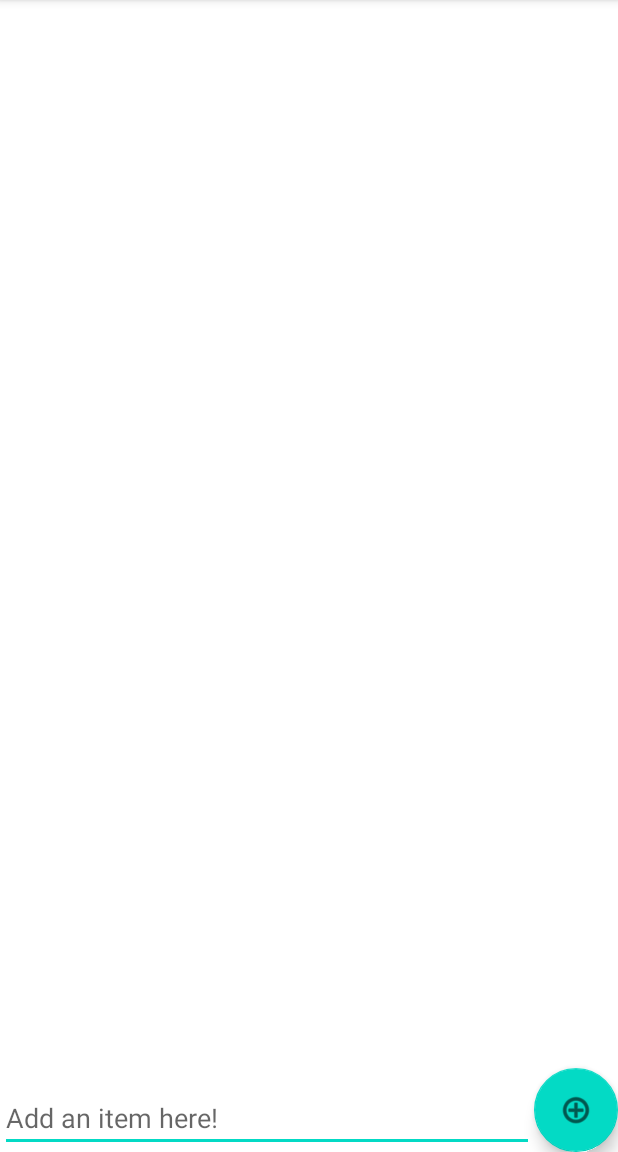
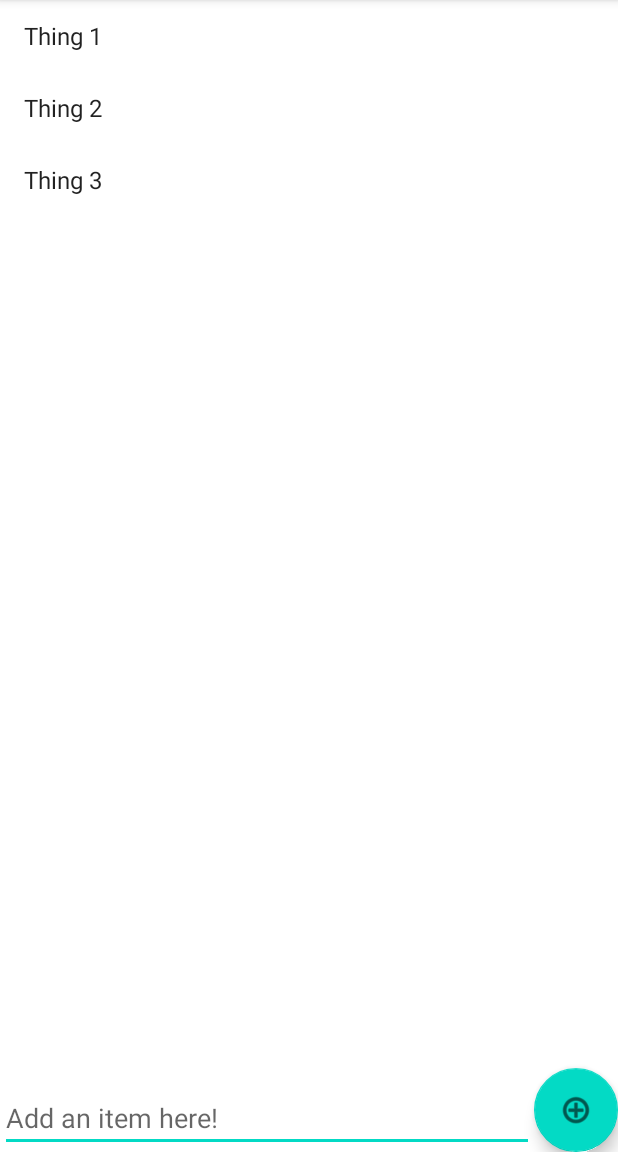
Before and after one commit to pablo-blancoc/ToDoApp, an Android app: the screen it shows after launch (MainActivity), on a phone screen of 412 x 824 dp, the part 84-1236 px from its top. Run offline under Robolectric (Android 15) with nearby library versions, the phone set to English and light mode, and no system bars.

Commit message:
Created ItemsAdapter class for RecycledView
The Adapter is the part in charge of handling the data collection and bind it to the view. It needs a respective ViewHolder to handle the data.

ItemsAdapter created, with respective LayoutManager (helps position items) and ViewHolder class.

List popullated with dummy data. Binding works.

```diff
--- /dev/null
+++ b/app/src/main/java/com/example/todoapp/ItemsAdapter.java
@@ -0,0 +1,70 @@
+package com.example.todoapp;
+
+import android.view.LayoutInflater;
+import android.view.View;
+import android.view.ViewGroup;
+import android.widget.TextView;
+
+import androidx.annotation.NonNull;
+import androidx.recyclerview.widget.RecyclerView;
+
+import java.util.List;
+
+// Class created for the adapter.
+// It is responsible for taking the data an putting it into the view holder
+public class ItemsAdapter extends RecyclerView.Adapter<ItemsAdapter.ViewHolder> {
+
+    // Class attribute for the items of the list
+    List<String> items;
+
+    // Constructor for the class
+    public ItemsAdapter(List<String> items) {
+        this.items = items;
+    }
+
+    @NonNull
+    @Override
+    public ViewHolder onCreateViewHolder(@NonNull ViewGroup parent, int viewType) {
+        // Use layout inflater to inflate a view and not create a View manually
+        View todoView = LayoutInflater.from(parent.getContext()).inflate(android.R.layout.simple_list_item_1, parent, false);
+
+        // Wrap it inside a ViewHolder and return it
+        // (Create a new ViewHolder object that will be displayed)
+        return new ViewHolder(todoView);
+    }
+
+    // Responsible to binding data to a particular ViewHolder
+    // Updates a ViewHolder item by using it's bind method to update the value
+    @Override
+    public void onBindViewHolder(@NonNull ItemsAdapter.ViewHolder holder, int position) {
+        // Grab item at a specific position
+        // (Get the string at position X of the list)
+        String item = items.get(position);
+
+        // Bind the item into the specific ViewHolder
+        // (Set item's value at position X to string retrieved in last step)
+        holder.bind(item);
+    }
+
+    // Returns the length of the list
+    @Override
+    public int getItemCount() {
+        return this.items.size();
+    }
+
+    // Container that provides easy access to views that represent each row of the list
+    class ViewHolder extends RecyclerView.ViewHolder {
+
+        TextView tvItem;
+
+        public ViewHolder(@NonNull View itemView) {
+            super(itemView);
+            this.tvItem = itemView.findViewById(android.R.id.text1);
+        }
+
+        // Update the view inside of the ViewHolder
+        public void bind(String item) {
+            this.tvItem.setText(item);
+        }
+    }
+}
--- a/app/src/main/java/com/example/todoapp/MainActivity.java
+++ b/app/src/main/java/com/example/todoapp/MainActivity.java
@@ -1,14 +1,50 @@
 package com.example.todoapp;
 
 import androidx.appcompat.app.AppCompatActivity;
+import androidx.recyclerview.widget.LinearLayoutManager;
+import androidx.recyclerview.widget.RecyclerView;
 
 import android.os.Bundle;
+import android.widget.EditText;
+
+import com.google.android.material.floatingactionbutton.FloatingActionButton;
+
+import java.util.ArrayList;
+import java.util.List;
 
 public class MainActivity extends AppCompatActivity {
+
+    // Define the list of the items to-do (strings)
+    List<String> items;
+
+    // Define references from view page
+    FloatingActionButton addButton;
+    RecyclerView rvItems;
+    EditText newItem;
 
     @Override
     protected void onCreate(Bundle savedInstanceState) {
         super.onCreate(savedInstanceState);
         setContentView(R.layout.activity_main);
+
+        // Instantiate variables from references from the views
+        addButton = findViewById(R.id.addButton);
+        newItem = findViewById(R.id.newItem);
+        rvItems = findViewById(R.id.rvItems);
+
+        // Instantiate our items list
+        items = new ArrayList<>();
+        items.add("Thing 1");
+        items.add("Thing 2");
+        items.add("Thing 3");
+
+        // Construct our adapter
+        ItemsAdapter itemsAdapter = new ItemsAdapter(this.items);
+
+        // Set our adapter in our RecyclerView
+        rvItems.setAdapter(itemsAdapter);
+
+        // Set LayoutManager (how items are displayed) -> default: vertical
+        rvItems.setLayoutManager(new LinearLayoutManager(this));
     }
 }
--- a/app/src/main/res/layout/activity_main.xml
+++ b/app/src/main/res/layout/activity_main.xml
@@ -33,7 +33,7 @@
         android:inputType="textPersonName" />
 
     <androidx.recyclerview.widget.RecyclerView
-        android:id="@+id/items"
+        android:id="@+id/rvItems"
         android:layout_width="match_parent"
         android:layout_height="match_parent"
         android:layout_above="@+id/newItem"
```
